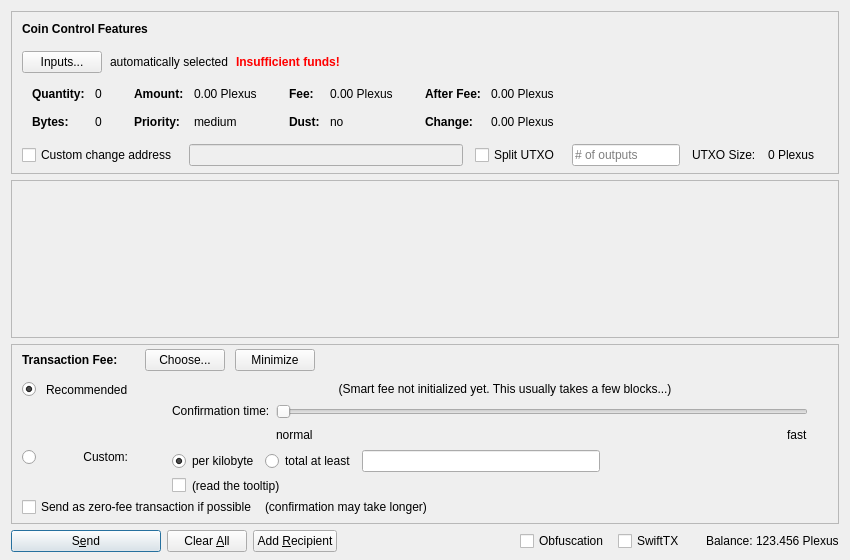
This is src/qt/forms/sendcoinsdialog.ui in altcuim/Plexus as Qt 5 draws it before an edit. The edited form follows.
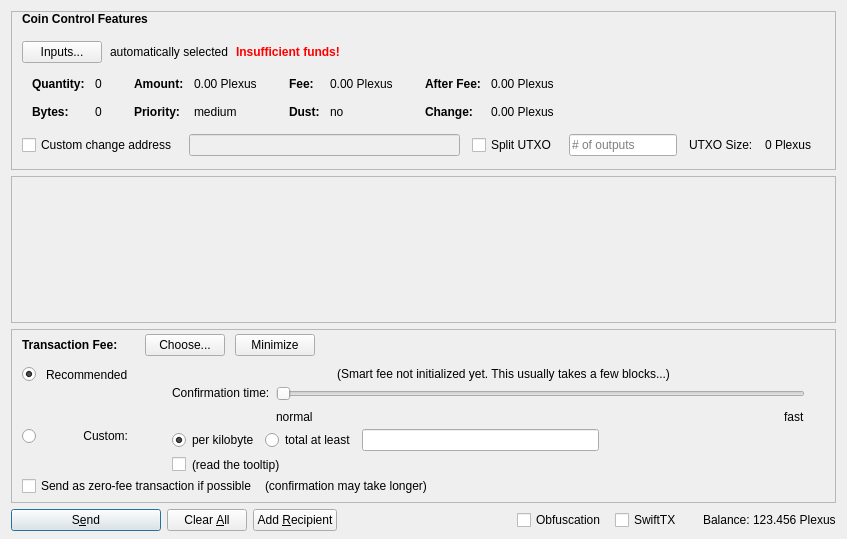
This is the edited form. Icons and pictures are not drawn. Custom widgets are drawn as their Qt base class.

```diff
--- a/src/qt/forms/sendcoinsdialog.ui
+++ b/src/qt/forms/sendcoinsdialog.ui
@@ -6,14 +6,17 @@
    <rect>
     <x>0</x>
     <y>0</y>
-    <width>850</width>
-    <height>560</height>
+    <width>847</width>
+    <height>539</height>
    </rect>
   </property>
   <property name="windowTitle">
    <string>Send Coins</string>
   </property>
   <layout class="QVBoxLayout" name="verticalLayout" stretch="0,1,0,0">
+   <property name="spacing">
+    <number>6</number>
+   </property>
    <property name="bottomMargin">
     <number>8</number>
    </property>
@@ -51,10 +54,10 @@
        <number>0</number>
       </property>
       <property name="bottomMargin">
-       <number>6</number>
+       <number>0</number>
       </property>
       <item>
-       <layout class="QVBoxLayout" name="verticalLayoutCoinControl" stretch="0,0,0,0,1">
+       <layout class="QVBoxLayout" name="verticalLayoutCoinControl" stretch="0,0,0,0,0">
         <property name="spacing">
          <number>0</number>
         </property>
@@ -62,7 +65,7 @@
          <number>10</number>
         </property>
         <property name="topMargin">
-         <number>10</number>
+         <number>0</number>
         </property>
         <item>
          <layout class="QHBoxLayout" name="horizontalLayoutCoinControl1">
@@ -630,7 +633,7 @@
           <property name="sizeHint" stdset="0">
            <size>
             <width>800</width>
-            <height>1</height>
+            <height>13</height>
            </size>
           </property>
          </spacer>
@@ -650,7 +653,7 @@
        <rect>
         <x>0</x>
         <y>0</y>
-        <width>830</width>
+        <width>827</width>
         <height>68</height>
        </rect>
       </property>
@@ -682,7 +685,7 @@
          <property name="sizeHint" stdset="0">
           <size>
            <width>20</width>
-           <height>40</height>
+           <height>20</height>
           </size>
          </property>
         </spacer>
@@ -877,7 +880,7 @@
               <number>10</number>
              </property>
              <property name="verticalSpacing">
-              <number>4</number>
+              <number>1</number>
              </property>
              <item row="2" column="4">
               <layout class="QVBoxLayout" name="verticalLayoutFee8">
@@ -1449,17 +1452,17 @@
   </layout>
  </widget>
  <customwidgets>
-  <customwidget>
-   <class>QValidatedLineEdit</class>
-   <extends>QLineEdit</extends>
-   <header>qvalidatedlineedit.h</header>
-  </customwidget>
   <customwidget>
    <class>BitcoinAmountField</class>
    <extends>QLineEdit</extends>
    <header>bitcoinamountfield.h</header>
    <container>1</container>
   </customwidget>
+  <customwidget>
+   <class>QValidatedLineEdit</class>
+   <extends>QLineEdit</extends>
+   <header>qvalidatedlineedit.h</header>
+  </customwidget>
  </customwidgets>
  <resources>
   <include location="../plexus.qrc"/>
```
Left out of the diff: 2 changed lines with no effect on the pictures.
